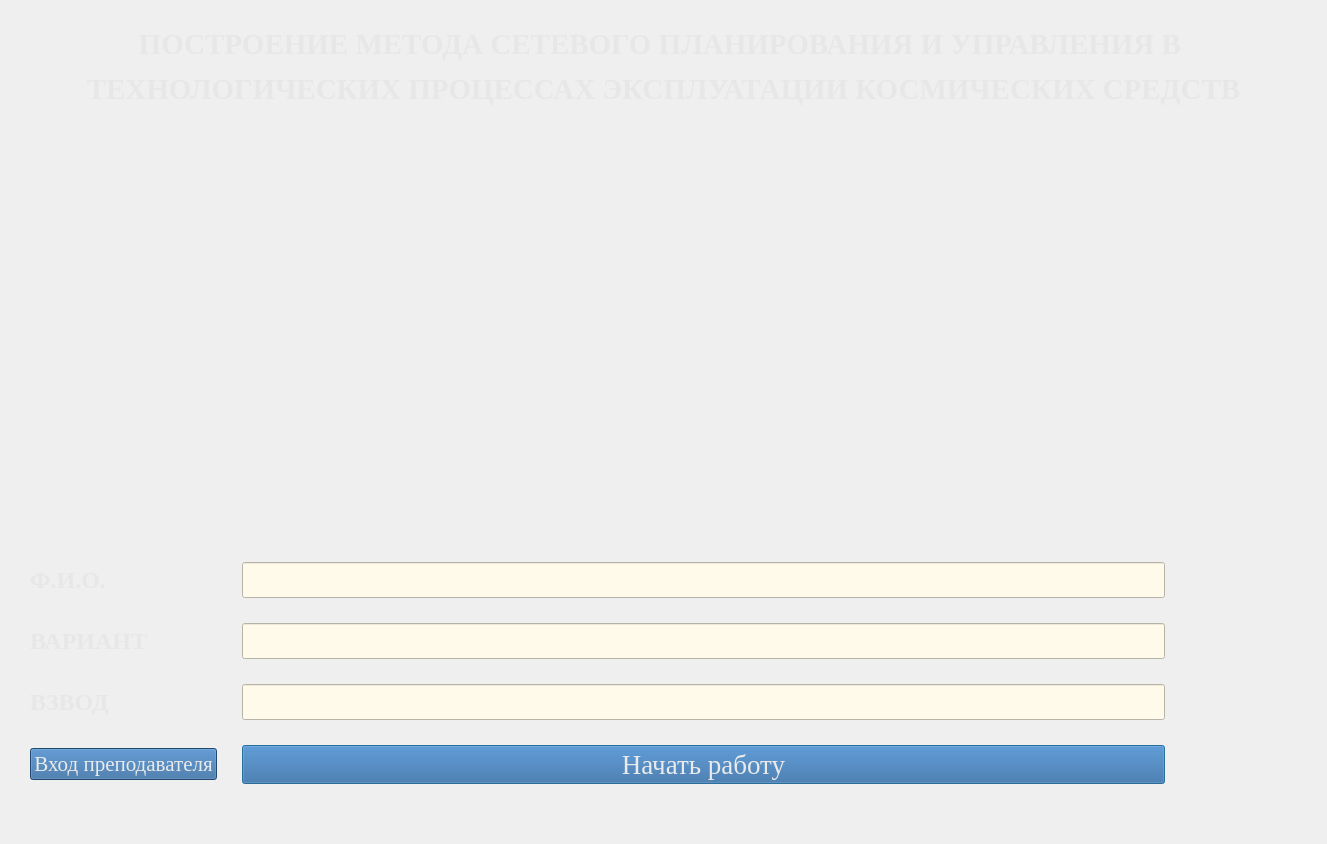
Above: qt_designer_ui/startWindow.ui from IvaMarin/Project-Network-Diagram-App before the change. Below: the same form after it.
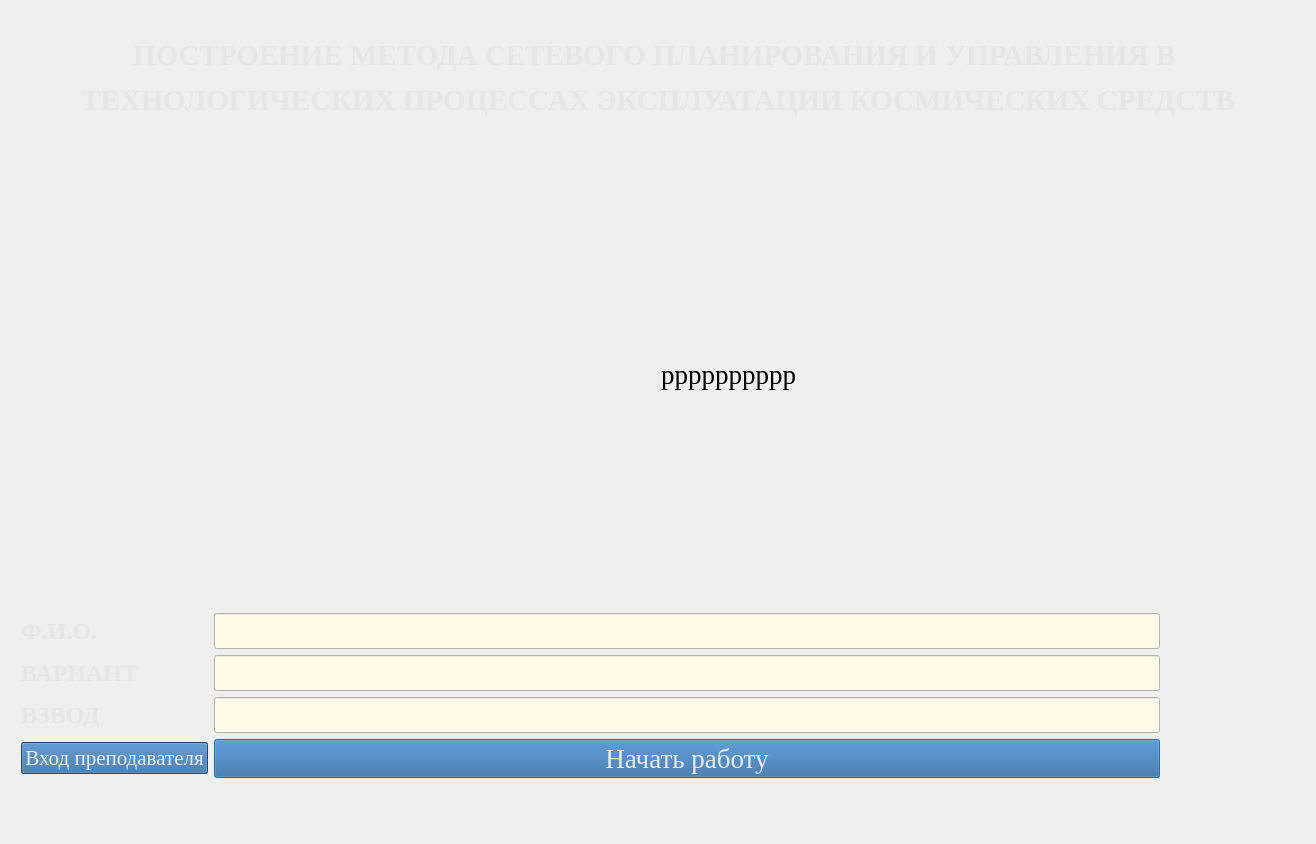
That is the form after the change. Icons and pictures are not drawn.

```diff
--- a/qt_designer_ui/startWindow.ui
+++ b/qt_designer_ui/startWindow.ui
@@ -6,7 +6,7 @@
    <rect>
     <x>0</x>
     <y>0</y>
-    <width>1327</width>
+    <width>1316</width>
     <height>844</height>
    </rect>
   </property>
@@ -30,22 +30,7 @@
    <string notr="true">
 #startWin{background-image: url(:/newPrefix/spaceBackground.png);}</string>
   </property>
-  <layout class="QVBoxLayout" name="verticalLayout" stretch="1,3,3,0">
-   <property name="spacing">
-    <number>25</number>
-   </property>
-   <property name="leftMargin">
-    <number>20</number>
-   </property>
-   <property name="topMargin">
-    <number>5</number>
-   </property>
-   <property name="rightMargin">
-    <number>20</number>
-   </property>
-   <property name="bottomMargin">
-    <number>10</number>
-   </property>
+  <layout class="QVBoxLayout" name="verticalLayout" stretch="3,10,3,1">
    <item>
     <widget class="QLabel" name="labelWelcome">
      <property name="font">
@@ -74,6 +59,8 @@
     </widget>
    </item>
    <item>
+    <layout class="QHBoxLayout" name="horizontalLayout">
+     <item>
     <widget class="QLabel" name="labelPicture">
      <property name="autoFillBackground">
       <bool>false</bool>
@@ -87,6 +74,20 @@
       <string/>
      </property>
     </widget>
+     </item>
+     <item>
+      <widget class="QLabel" name="labelPicture1">
+       <property name="styleSheet">
+        <string notr="true">image: url(:/newPrefix/logo_mac_mai-min.png);
+background-color: rgba(0, 0, 0, 0);
+</string>
+       </property>
+       <property name="text">
+        <string>рррррррррр</string>
+       </property>
+      </widget>
+     </item>
+    </layout>
    </item>
    <item>
     <layout class="QGridLayout" name="gridLayout" columnstretch="2,14,2">
```
Lines whose indentation alone changed are shown as unchanged.
